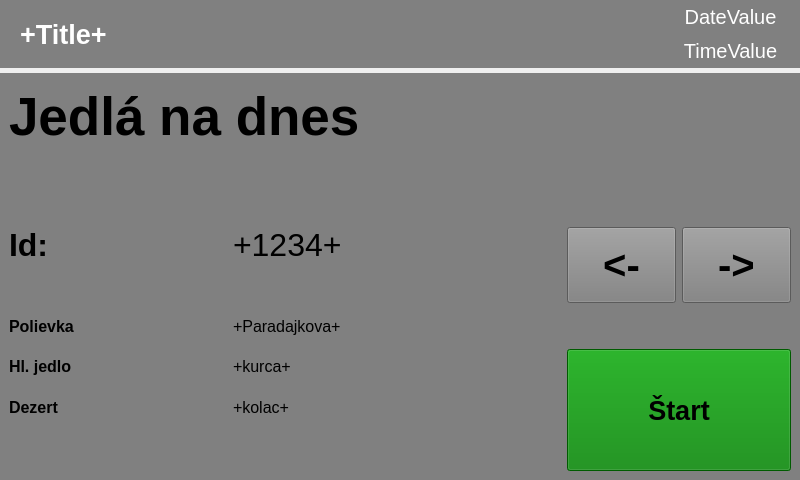
KelloTomas/CVUTMasterThesis, file ServerApp/TerminalServices/Serve/Layouts/SetServingLayout.ui: the form before one commit.
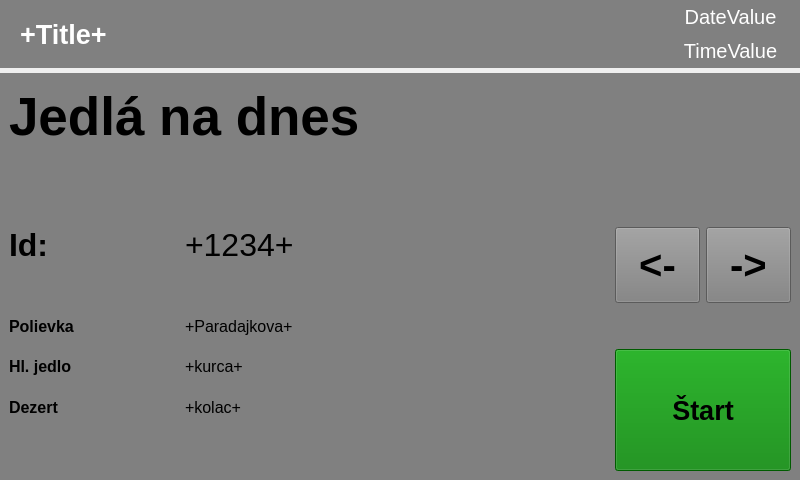
The form after the commit.

Commit message: Edit layout and take picture for serving service

Patch:
```diff
--- a/ServerApp/TerminalServices/Serve/Layouts/SetServingLayout.ui
+++ b/ServerApp/TerminalServices/Serve/Layouts/SetServingLayout.ui
@@ -183,7 +183,7 @@
      <property name="class" stdset="0">
       <string>darkPanelStyle</string>
      </property>
-     <layout class="QGridLayout" name="gridLayout" rowstretch="2,2,1,1,1,1,1,0" columnstretch="2,3,1,1">
+     <layout class="QGridLayout" name="gridLayout" rowstretch="2,2,1,1,1,1,1,0" columnstretch="2,5,1,1">
       <item row="0" column="0" colspan="2">
        <widget class="QLabel" name="label">
         <property name="font">
```
The commit also changes 3 other files.
